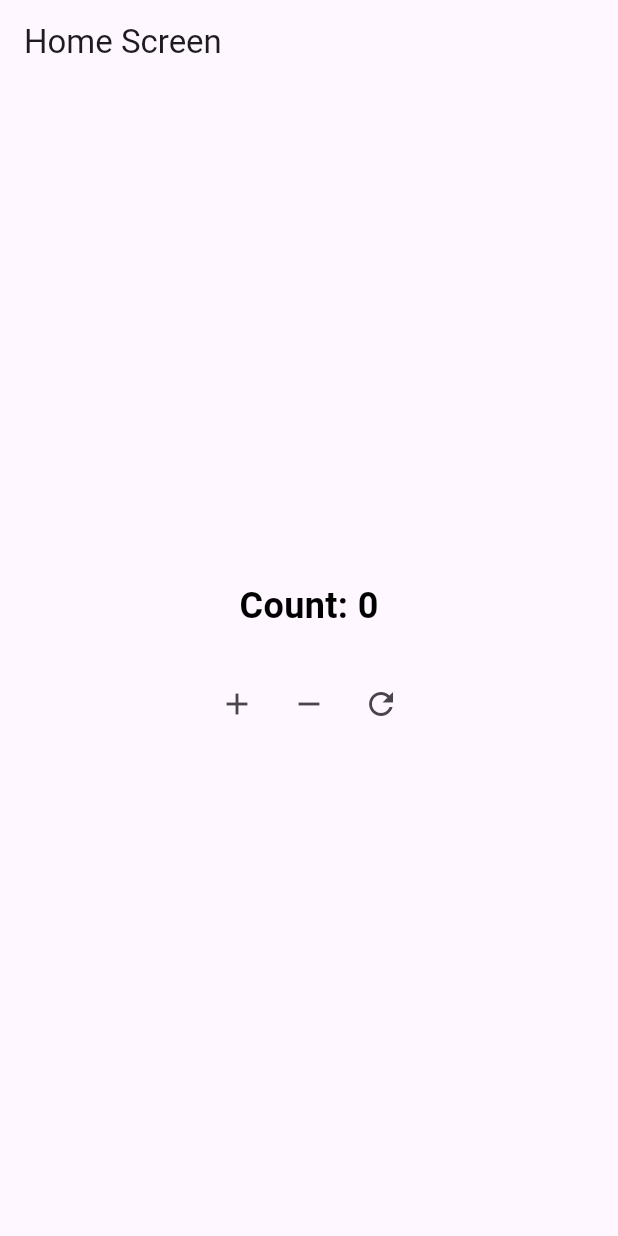
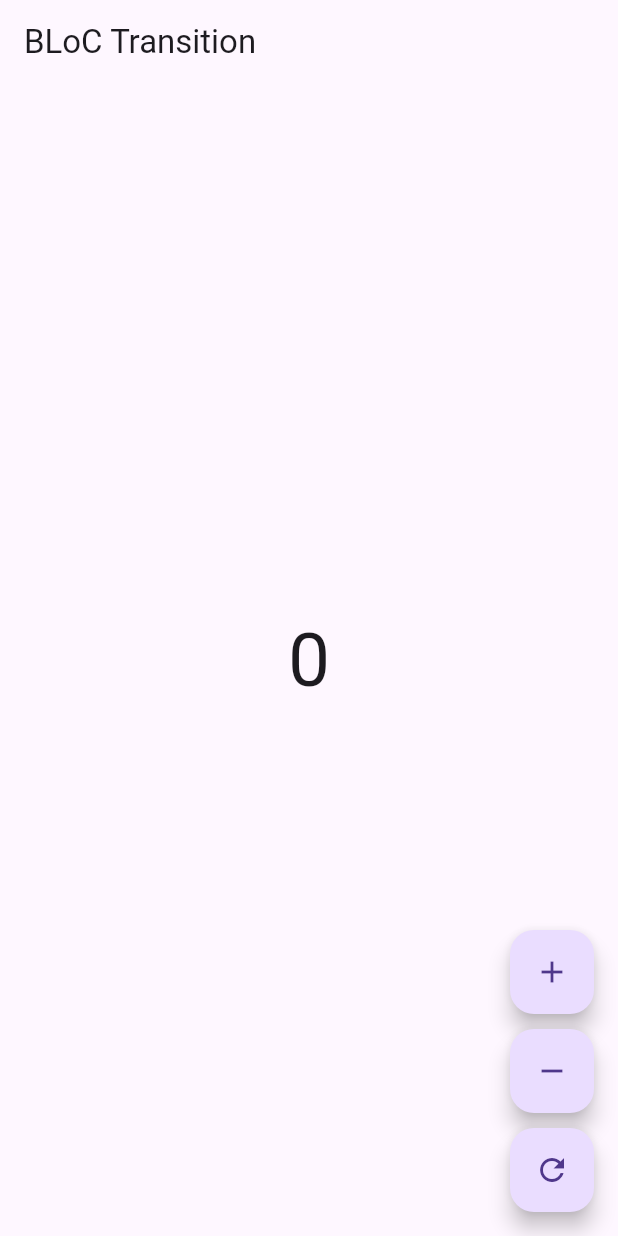
Before and after one commit to asib-research/flutter_bloc_mastery, a Flutter app: the screen it shows after launch, on a phone screen of 412 x 824 dp. Run offline on Flutter 3.47's test engine with Material 3 defaults, Android fonts, the phone set to English and light mode, and no system bars; our stand-ins replace flutter_bloc.

Commit message:
feat: Bloc  Transition with Counter App

```diff
--- /dev/null
+++ b/lib/app/bloc_transition_app.dart
@@ -0,0 +1,13 @@
+import 'package:flutter/material.dart';
+import 'package:flutter_bloc/flutter_bloc.dart';
+import 'package:flutter_bloc_mastery/blocs/counter_bloc.dart';
+import 'package:flutter_bloc_mastery/screens/home_screen.dart';
+
+class BlocTransitionApp extends StatelessWidget {
+  const BlocTransitionApp({super.key});
+
+  @override
+  Widget build(BuildContext context) {
+    return BlocProvider(create: (_)=> CounterBloc(), child: MaterialApp(home: HomeScreen()),);
+  }
+}
--- a/lib/app/flutter_streams_app.dart
+++ /dev/null
@@ -1,11 +0,0 @@
-import 'package:flutter/material.dart';
-import 'package:flutter_bloc_mastery/screens/home_screen.dart';
-
-class FlutterStreamsApp extends StatelessWidget {
-  const FlutterStreamsApp({super.key});
-
-  @override
-  Widget build(BuildContext context) {
-    return MaterialApp(home: HomeScreen());
-  }
-}
--- /dev/null
+++ b/lib/bloc_observers/counter_bloc_observers.dart
@@ -0,0 +1,16 @@
+import 'package:flutter_bloc/flutter_bloc.dart';
+
+class CounterBlocObservers extends BlocObserver{
+
+  @override
+  void onTransition(Bloc<dynamic, dynamic> bloc, Transition<dynamic, dynamic> transition) {
+    super.onTransition(bloc, transition);
+    print("=== Transition ===");
+    print("Bloc: ${bloc.runtimeType}");
+    print("Current State: ${transition.currentState}");
+    print("Event: ${transition.event.runtimeType}");
+    print("Next State: ${transition.nextState}");
+    print("===================");
+  }
+
+}
--- /dev/null
+++ b/lib/blocs/counter_bloc.dart
@@ -0,0 +1,10 @@
+import 'package:flutter_bloc/flutter_bloc.dart';
+import 'package:flutter_bloc_mastery/events/counter_event.dart';
+
+class CounterBloc extends Bloc<CounterEvent, int> {
+  CounterBloc() : super(0) {
+    on<IncrementEvent>((event, emit) => emit(state + 1));
+    on<DecrementEvent>((event, emit) => emit(state - 1));
+    on<ResetEvent>((event, emit) => emit(0));
+  }
+}
--- /dev/null
+++ b/lib/events/counter_event.dart
@@ -0,0 +1,4 @@
+abstract class CounterEvent {}
+class IncrementEvent extends CounterEvent {}
+class DecrementEvent extends CounterEvent {}
+class ResetEvent extends CounterEvent {}
--- a/lib/main.dart
+++ b/lib/main.dart
@@ -1,6 +1,9 @@
 import 'package:flutter/material.dart';
-import 'app/flutter_streams_app.dart';
+import 'package:flutter_bloc/flutter_bloc.dart';
+import 'package:flutter_bloc_mastery/bloc_observers/counter_bloc_observers.dart';
+import 'app/bloc_transition_app.dart';
 
 void main() {
-  runApp(FlutterStreamsApp());
+  Bloc.observer = CounterBlocObservers();
+  runApp(BlocTransitionApp());
 }
--- a/lib/screens/home_screen.dart
+++ b/lib/screens/home_screen.dart
@@ -1,84 +1,48 @@
-import 'dart:async';
 import 'package:flutter/material.dart';
+import 'package:flutter_bloc/flutter_bloc.dart';
+import 'package:flutter_bloc_mastery/blocs/counter_bloc.dart';
+import 'package:flutter_bloc_mastery/events/counter_event.dart';
 
-class HomeScreen extends StatefulWidget {
+class HomeScreen extends StatelessWidget {
   const HomeScreen({super.key});
-
-  @override
-  State<HomeScreen> createState() => _HomeScreenState();
-}
-
-class _HomeScreenState extends State<HomeScreen> {
-  final StreamController<int> _controller = StreamController<int>();
-  int count = 0;
-
-  void increment() {
-    count++;
-    _controller.add(count);
-  }
-
-  void decrement() {
-    count--;
-    _controller.add(count);
-  }
-
-  void refresh() {
-    count = 0;
-    _controller.add(count);
-  }
-
-  @override
-  void initState() {
-    super.initState();
-    _controller.add(count);
-  }
-
-  @override
-  void dispose() {
-    _controller.close();
-    super.dispose();
-  }
 
   @override
   Widget build(BuildContext context) {
     return Scaffold(
-      appBar: AppBar(title: const Text("Home Screen")),
+      appBar: AppBar(title: const Text("BLoC Transition")),
       body: Center(
-        child: Column(
-          mainAxisAlignment: MainAxisAlignment.center,
-          children: [
-            StreamBuilder<int>(
-              stream: _controller.stream,
-              builder: (context, snapshot) {
-                if (snapshot.connectionState == ConnectionState.waiting) {
-                  return const CircularProgressIndicator();
-                }
-                if (snapshot.hasError) {
-                  return const Text("Something went wrong!");
-                }
-                final data = snapshot.data ?? 0;
-
+        child: BlocBuilder<CounterBloc, int>(
+          builder: (context, state) {
             return Text(
-                  "Count: $data",
-                  style: const TextStyle(
-                    fontSize: 24,
-                    fontWeight: FontWeight.bold,
-                    color: Colors.black,
-                  ),
+              "$state",
+              style: const TextStyle(fontSize: 50),
             );
           },
         ),
-            const SizedBox(height: 24),
-            Row(
-              mainAxisAlignment: MainAxisAlignment.center,
+      ),
+      floatingActionButton: Column(
+        mainAxisAlignment: MainAxisAlignment.end,
         children: [
-                IconButton(onPressed: increment, icon: const Icon(Icons.add)),
-                IconButton(onPressed: decrement, icon: const Icon(Icons.remove)),
-                IconButton(onPressed: refresh, icon: const Icon(Icons.refresh)),
-              ],
+          FloatingActionButton(
+            heroTag: "inc",
+            child: const Icon(Icons.add),
+            onPressed: () =>
+                context.read<CounterBloc>().add(IncrementEvent()),
+          ),
+          const SizedBox(height: 10),
+          FloatingActionButton(
+            heroTag: "dec",
+            child: const Icon(Icons.remove),
+            onPressed: () =>
+                context.read<CounterBloc>().add(DecrementEvent()),
+          ),
+          const SizedBox(height: 10),
+          FloatingActionButton(
+            heroTag: "reset",
+            child: const Icon(Icons.refresh),
+            onPressed: () => context.read<CounterBloc>().add(ResetEvent()),
           ),
         ],
-        ),
       ),
     );
   }
```
Also changed, not shown: 1 other file. Lines whose indentation alone changed are shown as unchanged.
